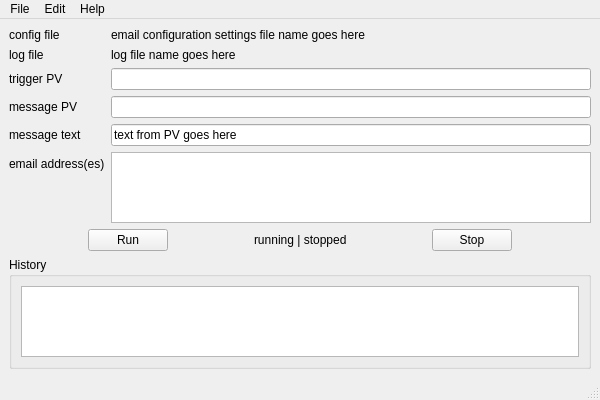
Old version of the form src/PvMail/gui.ui in the repository BCDA-APS/pvMail.
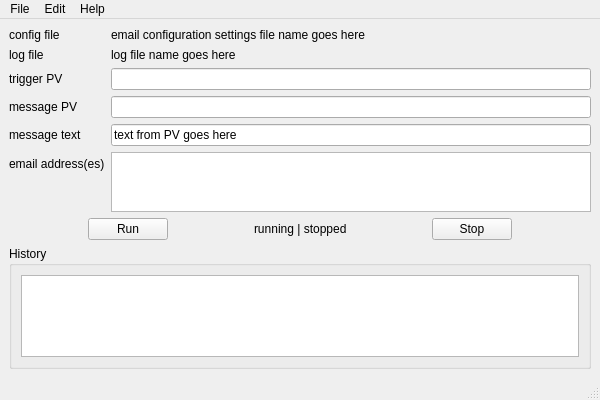
New version of the form. Icons and pictures are not drawn.

Commit message: refs #1: constrain email QListView vertical size

Diff of the .ui file:
```diff
--- a/src/PvMail/gui.ui
+++ b/src/PvMail/gui.ui
@@ -57,6 +57,12 @@
           </item>
           <item row="5" column="1">
            <widget class="QListView" name="emails">
+            <property name="maximumSize">
+             <size>
+              <width>16777215</width>
+              <height>60</height>
+             </size>
+            </property>
             <property name="tabKeyNavigation">
              <bool>true</bool>
             </property>
```
Left out of the diff: 2 changed lines with no effect on the pictures.
